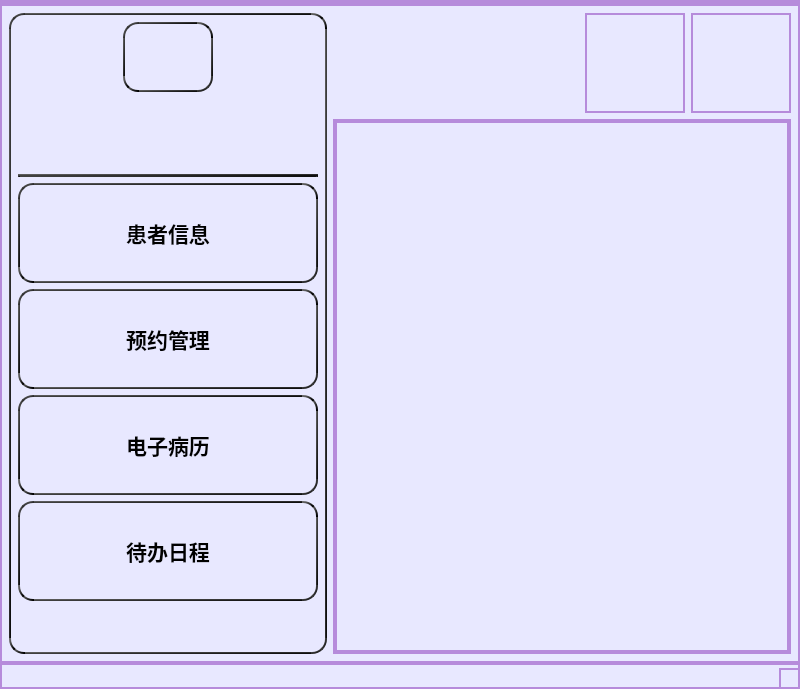
Qt form PEIS_Client/adminmainwindow.ui (ooohhhj/PEIS) before a commit.
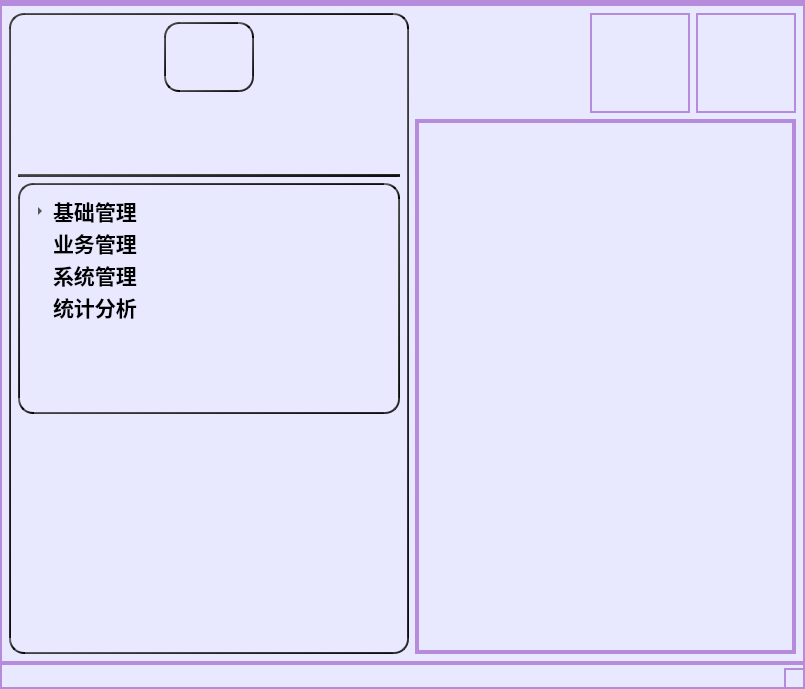
The same form after that commit. Icons and pictures are not drawn.

Commit message: 管理员界面中用户设计V10

Diff of the .ui file:
```diff
--- a/PEIS_Client/adminmainwindow.ui
+++ b/PEIS_Client/adminmainwindow.ui
@@ -6,7 +6,7 @@
    <rect>
     <x>0</x>
     <y>0</y>
-    <width>800</width>
+    <width>805</width>
     <height>689</height>
    </rect>
   </property>
@@ -27,6 +27,18 @@
      <layout class="QHBoxLayout" name="horizontalLayout_4">
       <item>
        <widget class="QWidget" name="widget" native="true">
+        <property name="minimumSize">
+         <size>
+          <width>400</width>
+          <height>0</height>
+         </size>
+        </property>
+        <property name="maximumSize">
+         <size>
+          <width>400</width>
+          <height>16777215</height>
+         </size>
+        </property>
         <property name="styleSheet">
          <string notr="true">border: 2px solid qlineargradient(x1: 0, y1: 0, x2: 1, y2: 1,stop: 0 #696969, stop: 1 #000000);
 border-radius: 15px;
@@ -191,19 +203,22 @@
          <item>
           <layout class="QVBoxLayout" name="verticalLayout_2">
            <item>
-            <widget class="QPushButton" name="scheduleCheckupButton">
-             <property name="minimumSize">
-              <size>
-               <width>300</width>
-               <height>100</height>
-              </size>
+            <widget class="QTreeWidget" name="treeWidget">
+             <property name="styleSheet">
+              <string notr="true"/>
              </property>
-             <property name="maximumSize">
-              <size>
-               <width>300</width>
-               <height>100</height>
-              </size>
-             </property>
+             <attribute name="headerVisible">
+              <bool>false</bool>
+             </attribute>
+             <column>
+              <property name="text">
+               <string/>
+              </property>
+             </column>
+             <item>
+              <property name="text">
+               <string>基础管理</string>
+              </property>
              <property name="font">
               <font>
                <family>Agency FB</family>
@@ -212,98 +227,50 @@
                <bold>true</bold>
               </font>
              </property>
-             <property name="styleSheet">
-              <string notr="true">QPushButton:hover {
- background-color: qlineargradient(x1: 0, y1: 0, x2: 1, y2: 1, 
- stop: 0 #A4D0E1, stop: 1 #B0E0E6);
-  box-shadow: 0px 6px 15px rgba(0, 0, 0, 0.3); 
-    }
-    QPushButton:pressed {
-    background-color: qlineargradient(x1: 0, y1: 0, x2: 1, y2: 1, 
- stop: 0 #A4D0E1, stop: 1 #B0E0E6);
-  box-shadow: 0px 6px 15px rgba(0, 0, 0, 0.3); 
-    }
-</string>
-             </property>
+              <item>
              <property name="text">
-              <string>患者信息</string>
-             </property>
-             <property name="icon">
-              <iconset resource="../Resource/icom.qrc">
-               <normaloff>:/scheduleCheckup.png</normaloff>:/scheduleCheckup.png</iconset>
-             </property>
-             <property name="iconSize">
-              <size>
-               <width>50</width>
-               <height>50</height>
-              </size>
-             </property>
-            </widget>
+                <string>用户</string>
+               </property>
+               <property name="font">
+                <font>
+                 <family>Agency FB</family>
+                 <pointsize>14</pointsize>
+                 <weight>75</weight>
+                 <bold>true</bold>
+                </font>
+               </property>
            </item>
            <item>
-            <widget class="QPushButton" name="healthCheckRecordButton">
-             <property name="minimumSize">
-              <size>
-               <width>300</width>
-               <height>100</height>
-              </size>
-             </property>
-             <property name="maximumSize">
-              <size>
-               <width>300</width>
-               <height>100</height>
-              </size>
-             </property>
+               <property name="text">
+                <string>医护人员</string>
+               </property>
              <property name="font">
               <font>
                <family>Agency FB</family>
-               <pointsize>16</pointsize>
+                 <pointsize>14</pointsize>
                <weight>75</weight>
                <bold>true</bold>
               </font>
              </property>
-             <property name="styleSheet">
-              <string notr="true">QPushButton:hover {
- background-color: qlineargradient(x1: 0, y1: 0, x2: 1, y2: 1, 
- stop: 0 #A4D0E1, stop: 1 #B0E0E6);
-  box-shadow: 0px 6px 15px rgba(0, 0, 0, 0.3); 
-    }
-    QPushButton:pressed {
-    background-color: qlineargradient(x1: 0, y1: 0, x2: 1, y2: 1, 
- stop: 0 #A4D0E1, stop: 1 #B0E0E6);
-  box-shadow: 0px 6px 15px rgba(0, 0, 0, 0.3); 
-    }
-</string>
-             </property>
+              </item>
+             </item>
+             <item>
              <property name="text">
-              <string>预约管理</string>
-             </property>
-             <property name="icon">
-              <iconset resource="../Resource/icom.qrc">
-               <normaloff>:/healthCheckRecord.png</normaloff>:/healthCheckRecord.png</iconset>
-             </property>
-             <property name="iconSize">
-              <size>
-               <width>50</width>
-               <height>50</height>
-              </size>
-             </property>
-            </widget>
+               <string>业务管理</string>
+              </property>
+              <property name="font">
+               <font>
+                <family>Agency FB</family>
+                <pointsize>16</pointsize>
+                <weight>75</weight>
+                <bold>true</bold>
+               </font>
+              </property>
            </item>
            <item>
-            <widget class="QPushButton" name="checkupReportButton">
-             <property name="minimumSize">
-              <size>
-               <width>300</width>
-               <height>100</height>
-              </size>
-             </property>
-             <property name="maximumSize">
-              <size>
-               <width>300</width>
-               <height>100</height>
-              </size>
-             </property>
+              <property name="text">
+               <string>系统管理</string>
+              </property>
              <property name="font">
               <font>
                <family>Agency FB</family>
@@ -312,48 +279,11 @@
                <bold>true</bold>
               </font>
              </property>
-             <property name="styleSheet">
-              <string notr="true">QPushButton:hover {
- background-color: qlineargradient(x1: 0, y1: 0, x2: 1, y2: 1, 
- stop: 0 #A4D0E1, stop: 1 #B0E0E6);
-  box-shadow: 0px 6px 15px rgba(0, 0, 0, 0.3); 
-    }
-    QPushButton:pressed {
-    background-color: qlineargradient(x1: 0, y1: 0, x2: 1, y2: 1, 
- stop: 0 #A4D0E1, stop: 1 #B0E0E6);
-  box-shadow: 0px 6px 15px rgba(0, 0, 0, 0.3); 
-    }
-</string>
-             </property>
-             <property name="text">
-              <string>电子病历</string>
-             </property>
-             <property name="icon">
-              <iconset resource="../Resource/icom.qrc">
-               <normaloff>:/checkupReport.png</normaloff>:/checkupReport.png</iconset>
-             </property>
-             <property name="iconSize">
-              <size>
-               <width>50</width>
-               <height>50</height>
-              </size>
-             </property>
-            </widget>
            </item>
            <item>
-            <widget class="QPushButton" name="personalInfoButton">
-             <property name="minimumSize">
-              <size>
-               <width>300</width>
-               <height>100</height>
-              </size>
-             </property>
-             <property name="maximumSize">
-              <size>
-               <width>300</width>
-               <height>100</height>
-              </size>
-             </property>
+              <property name="text">
+               <string>统计分析</string>
+              </property>
              <property name="font">
               <font>
                <family>Agency FB</family>
@@ -362,19 +292,7 @@
                <bold>true</bold>
               </font>
              </property>
-             <property name="text">
-              <string>待办日程</string>
-             </property>
-             <property name="icon">
-              <iconset resource="../Resource/icom.qrc">
-               <normaloff>:/personalInfo.png</normaloff>:/personalInfo.png</iconset>
-             </property>
-             <property name="iconSize">
-              <size>
-               <width>50</width>
-               <height>50</height>
-              </size>
-             </property>
+             </item>
             </widget>
            </item>
            <item>
@@ -508,7 +426,7 @@
     <rect>
      <x>0</x>
      <y>0</y>
-     <width>800</width>
+     <width>805</width>
      <height>25</height>
     </rect>
    </property>
```
Lines whose indentation alone changed are shown as unchanged. The commit also changes 18 other files.
